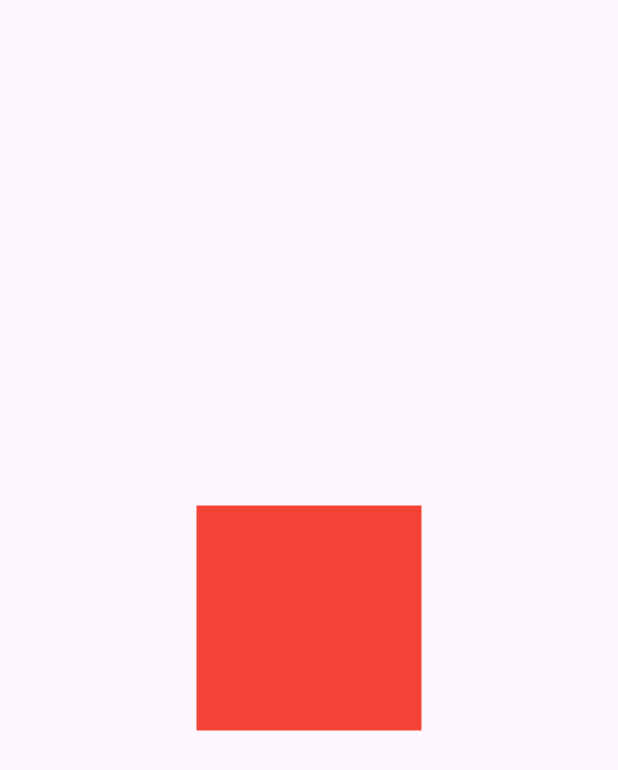
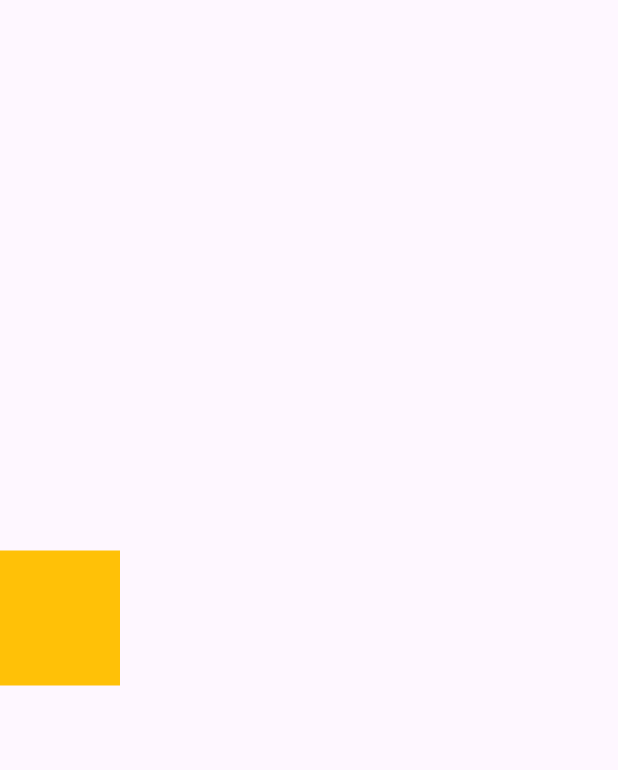
Before and after one commit to AjmalRose/Animation_practice, a Flutter app: the screen it shows after launch, on a phone screen of 412 x 824 dp. Shown: the top 770 px of the screen. Run offline on Flutter 3.47's test engine with Material 3 defaults, Android fonts, the phone set to English and light mode, and no system bars.

Commit message:
implicitAnimation_question 1

```diff
--- a/lib/implicitAnimation.dart
+++ b/lib/implicitAnimation.dart
@@ -23,7 +23,7 @@ class _ImplicitanimationState extends State<Implicitanimation> {
             duration: Duration(milliseconds: 500),
             height: 150,
             width: 150,
-            color: isblue ? Colors.blue : Colors.red,
+            color: isblue ? Color.fromARGB(255, 136, 255, 0) : Colors.red,
           ),
         ),
       ),
--- /dev/null
+++ b/lib/implicitAnimation2.dart
@@ -0,0 +1,32 @@
+import 'package:flutter/material.dart';
+
+class Implicitanimation2 extends StatefulWidget {
+  const Implicitanimation2({super.key});
+
+  @override
+  State<Implicitanimation2> createState() => _Implicitanimation2State();
+}
+
+class _Implicitanimation2State extends State<Implicitanimation2> {
+  bool box = false;
+
+  @override
+  Widget build(BuildContext context) {
+    return Scaffold(
+      body: Center(
+        child: GestureDetector(
+          onTap: () {
+            setState(() {
+              box = !box;
+            });
+          },
+          child: AnimatedContainer(
+            duration: Duration(milliseconds: 200),
+            alignment: box ? Alignment.centerRight : Alignment.centerLeft,
+            child: Container(width: 80, height: 90, color: Colors.amber),
+          ),
+        ),
+      ),
+    );
+  }
+}
--- a/lib/main.dart
+++ b/lib/main.dart
@@ -1,5 +1,6 @@
 import 'package:flutter/material.dart';
 import 'package:flutter_application_1/implicitAnimation.dart';
+import 'package:flutter_application_1/implicitAnimation2.dart';
 
 void main() {
   runApp(MyApp());
@@ -11,7 +12,7 @@ class MyApp extends StatelessWidget {
   @override
   Widget build(BuildContext context) {
     return MaterialApp(
-      home: Implicitanimation(),
+      home: Implicitanimation2(),
       debugShowCheckedModeBanner: false,
     );
   }
```
